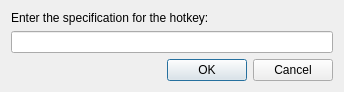
The window that src/lib/gui/dialogs/HotkeyDialog.ui (deskflow/deskflow) describes before a commit, drawn with Qt 5.
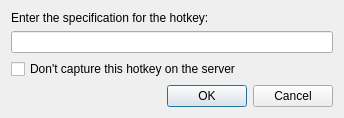
The same window after the commit. Custom widgets are drawn as their Qt base class.

Commit message: feat(gui): add hotkey options for activeScreenOnly and disableGlobalHotkeyRegister

Diff of the .ui file:
```diff
--- a/src/lib/gui/dialogs/HotkeyDialog.ui
+++ b/src/lib/gui/dialogs/HotkeyDialog.ui
@@ -24,6 +24,16 @@
    <item>
     <widget class="KeySequenceWidget" name="m_pKeySequenceWidgetHotkey"/>
    </item>
+   <item>
+    <widget class="QCheckBox" name="cbPassThroughOnServer">
+     <property name="toolTip">
+      <string>Don't register the hotkey with the server's operating system, so it keeps working normally on the server. The hotkey only triggers its actions while controlling another computer.</string>
+     </property>
+     <property name="text">
+      <string>Don't capture this hotkey on the server</string>
+     </property>
+    </widget>
+   </item>
    <item>
     <widget class="QDialogButtonBox" name="buttonBox">
      <property name="orientation">
```
The commit also changes 13 other files.
